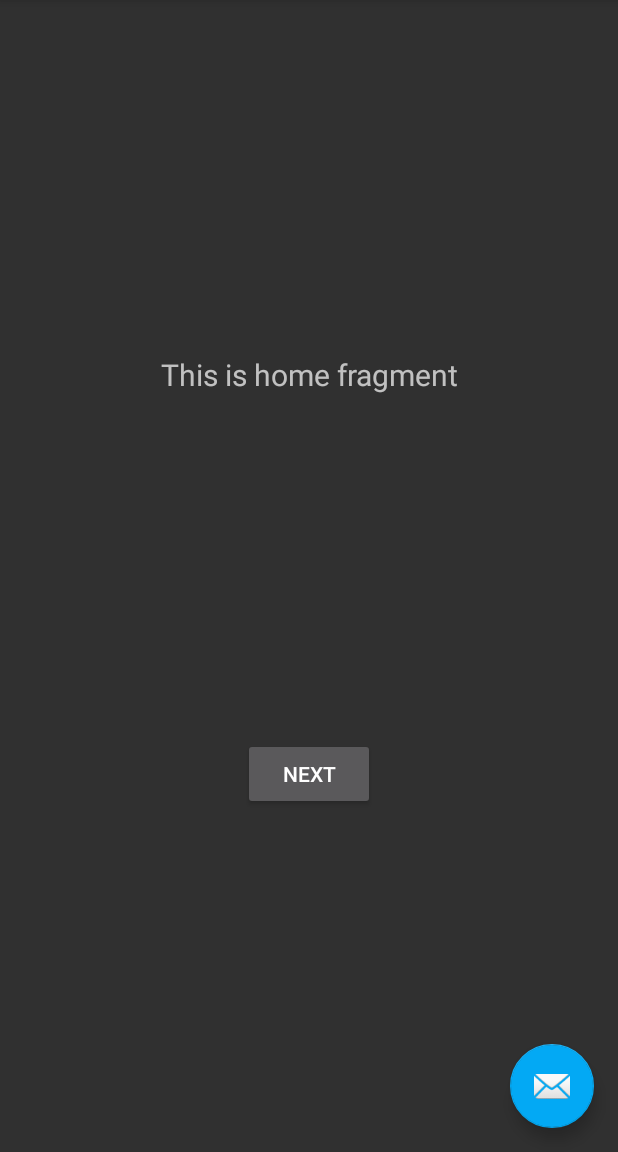
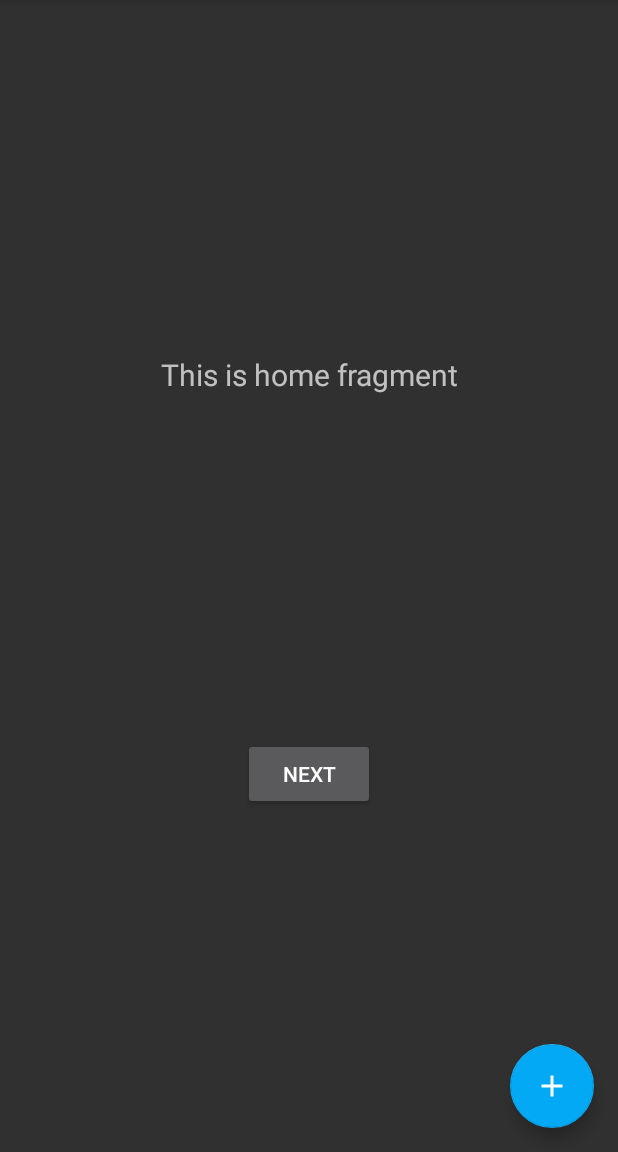
Before and after one commit to Baranyok/countdown-android, an Android app: the screen it shows after launch (MainActivity), on a phone screen of 412 x 824 dp, the part 84-1236 px from its top. Run offline under Robolectric (Android 15) with nearby library versions, the phone set to English and light mode, and no system bars; our stand-ins replace navigation-ui.

Commit message:
Cleanup + Remove floating button from overlay + Sanitize drawable resources

```diff
--- a/app/src/main/java/com/kalazi/countdown/MainActivity.java
+++ b/app/src/main/java/com/kalazi/countdown/MainActivity.java
@@ -3,7 +3,6 @@ package com.kalazi.countdown;
 import android.content.SharedPreferences;
 import android.os.Bundle;
 import android.view.Menu;
-import android.view.View;
 import androidx.appcompat.app.AppCompatActivity;
 import androidx.appcompat.widget.Toolbar;
 import androidx.drawerlayout.widget.DrawerLayout;
@@ -12,9 +11,7 @@ import androidx.navigation.Navigation;
 import androidx.navigation.ui.AppBarConfiguration;
 import androidx.navigation.ui.NavigationUI;
 import androidx.preference.PreferenceManager;
-import com.google.android.material.floatingactionbutton.FloatingActionButton;
 import com.google.android.material.navigation.NavigationView;
-import com.google.android.material.snackbar.Snackbar;
 
 public class MainActivity extends AppCompatActivity {
 
@@ -32,14 +29,14 @@ public class MainActivity extends AppCompatActivity {
         setContentView(R.layout.activity_main);
         Toolbar toolbar = findViewById(R.id.toolbar);
         setSupportActionBar(toolbar);
-        FloatingActionButton fab = findViewById(R.id.fab);
-        fab.setOnClickListener(new View.OnClickListener() {
-            @Override
-            public void onClick(View view) {
-                Snackbar.make(view, "Replace with your own action", Snackbar.LENGTH_LONG)
-                        .setAction("Action", null).show();
-            }
-        });
+//        FloatingActionButton fab = findViewById(R.id.fab);
+//        fab.setOnClickListener(new View.OnClickListener() {
+//            @Override
+//            public void onClick(View view) {
+//                Snackbar.make(view, "Replace with your own action", Snackbar.LENGTH_LONG)
+//                        .setAction("Action", null).show();
+//            }
+//        });
         DrawerLayout drawer = findViewById(R.id.drawer_layout);
         NavigationView navigationView = findViewById(R.id.nav_view);
         // Passing each menu ID as a set of Ids because each
--- /dev/null
+++ b/app/src/main/res/drawable/ic_add.xml
@@ -0,0 +1,9 @@
+<vector xmlns:android="http://schemas.android.com/apk/res/android"
+        android:width="24dp"
+        android:height="24dp"
+        android:viewportWidth="24.0"
+        android:viewportHeight="24.0">
+    <path
+            android:fillColor="#FFFFFF"
+            android:pathData="M19,13h-6v6h-2v-6H5v-2h6V5h2v6h6v2z"/>
+</vector>
--- a/app/src/main/res/drawable/ic_menu_slideshow.xml
+++ b/app/src/main/res/drawable/ic_widgets.xml
@@ -5,5 +5,5 @@
         android:viewportHeight="24.0">
     <path
             android:fillColor="#FF000000"
-            android:pathData="M4,6H2v14c0,1.1 0.9,2 2,2h14v-2H4V6zm16,-4H8c-1.1,0 -2,0.9 -2,2v12c0,1.1 0.9,2 2,2h12c1.1,0 2,-0.9 2,-2V4c0,-1.1 -0.9,-2 -2,-2zm-8,12.5v-9l6,4.5 -6,4.5z"/>
+            android:pathData="M13,13v8h8v-8h-8zM3,21h8v-8L3,13v8zM3,3v8h8L11,3L3,3zM16.66,1.69L11,7.34 16.66,13l5.66,-5.66 -5.66,-5.65z"/>
 </vector>
--- a/app/src/main/res/layout/app_bar_main.xml
+++ b/app/src/main/res/layout/app_bar_main.xml
@@ -23,12 +23,6 @@
 
     <include layout="@layout/content_main"/>
 
-    <com.google.android.material.floatingactionbutton.FloatingActionButton
-            android:id="@+id/fab"
-            android:layout_width="wrap_content"
-            android:layout_height="wrap_content"
-            android:layout_gravity="bottom|end"
-            android:layout_margin="@dimen/fab_margin"
-            app:srcCompat="@android:drawable/ic_dialog_email"/>
+</androidx.coordinatorlayout.widget.CoordinatorLayout>
 
-</androidx.coordinatorlayout.widget.CoordinatorLayout>
+        <!-- Something like an overlay? displayed across all fragments -->
--- a/app/src/main/res/layout/fragment_home.xml
+++ b/app/src/main/res/layout/fragment_home.xml
@@ -30,4 +30,14 @@
             app:layout_constraintStart_toStartOf="parent"
             app:layout_constraintEnd_toEndOf="parent"
             app:layout_constraintBottom_toBottomOf="parent"/>
+
+    <com.google.android.material.floatingactionbutton.FloatingActionButton
+            android:id="@+id/fab"
+            android:layout_width="wrap_content"
+            android:layout_height="wrap_content"
+            android:layout_margin="@dimen/fab_margin"
+            app:srcCompat="@drawable/ic_add"
+            app:layout_constraintBottom_toBottomOf="parent"
+            app:layout_constraintEnd_toEndOf="parent"/>
+
 </androidx.constraintlayout.widget.ConstraintLayout>
--- a/app/src/main/res/menu/activity_main_drawer.xml
+++ b/app/src/main/res/menu/activity_main_drawer.xml
@@ -1,6 +1,6 @@
 <?xml version="1.0" encoding="utf-8"?>
 <menu xmlns:android="http://schemas.android.com/apk/res/android"
-      xmlns:app="http://schemas.android.com/apk/res-auto" xmlns:tools="http://schemas.android.com/tools"
+      xmlns:tools="http://schemas.android.com/tools"
       tools:showIn="navigation_view">
 
     <group android:checkableBehavior="single"
@@ -23,7 +23,7 @@
            android:id="@+id/menu_group_bottom">
         <item
                 android:id="@+id/nav_settings"
-                android:icon="@drawable/ic_menu_settings"
+                android:icon="@drawable/ic_settings"
                 android:title="@string/menu_settings"/>
     </group>
 </menu>
```
Also changed, not shown: app/src/main/res/drawable/ic_launcher_foreground.xml (+4 -4 lines), app/src/main/res/drawable/ic_menu_camera.xml (deleted, +0 -12 lines), app/src/main/res/drawable/ic_settings.xml (renamed from app/src/main/res/drawable/ic_menu_settings.xml).
